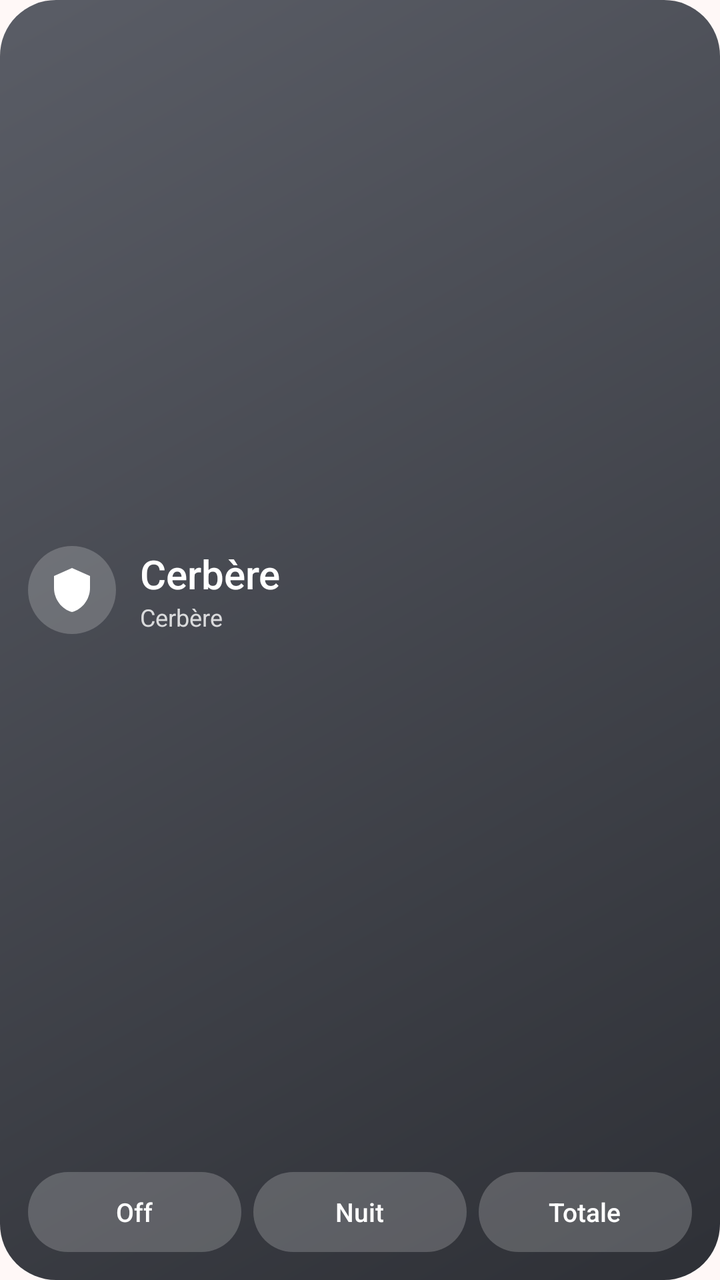
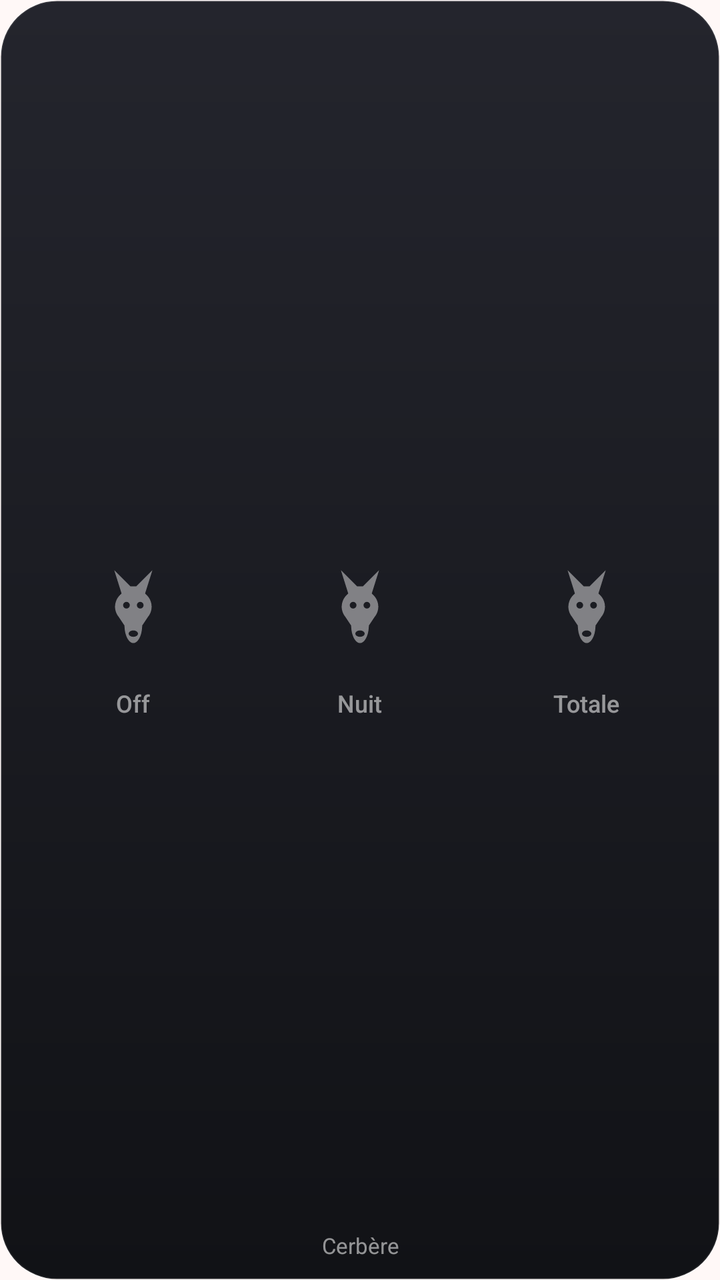

Screens rendered from an Android XML layout before and after an edit, with the pre-edit source and the edit as a unified diff.
<!-- AndroidManifest.xml: application theme Theme.Cerbere -->
<!-- res/layout/widget_alarm.xml -->
<?xml version="1.0" encoding="utf-8"?>
<LinearLayout xmlns:android="http://schemas.android.com/apk/res/android"
    android:id="@+id/root"
    android:layout_width="match_parent"
    android:layout_height="match_parent"
    android:background="@drawable/widget_bg_unknown"
    android:orientation="vertical"
    android:padding="14dp">

    <LinearLayout
        android:id="@+id/header"
        android:layout_width="match_parent"
        android:layout_height="0dp"
        android:layout_weight="1"
        android:gravity="center_vertical"
        android:orientation="horizontal">

        <FrameLayout
            android:layout_width="44dp"
            android:layout_height="44dp"
            android:background="@drawable/widget_icon_circle">

            <ImageView
                android:id="@+id/icon"
                android:layout_width="24dp"
                android:layout_height="24dp"
                android:layout_gravity="center"
                android:contentDescription="@null"
                android:src="@drawable/ic_shield" />
        </FrameLayout>

        <LinearLayout
            android:layout_width="0dp"
            android:layout_height="wrap_content"
            android:layout_marginStart="12dp"
            android:layout_weight="1"
            android:orientation="vertical">

            <TextView
                android:id="@+id/title"
                android:layout_width="wrap_content"
                android:layout_height="wrap_content"
                android:fontFamily="sans-serif-medium"
                android:maxLines="1"
                android:text="Cerbère"
                android:textColor="@color/widget_text"
                android:textSize="20sp" />

            <TextView
                android:id="@+id/subtitle"
                android:layout_width="wrap_content"
                android:layout_height="wrap_content"
                android:alpha="0.8"
                android:ellipsize="end"
                android:maxLines="1"
                android:text="Cerbère"
                android:textColor="@color/widget_text"
                android:textSize="12sp" />
        </LinearLayout>
    </LinearLayout>

    <LinearLayout
        android:layout_width="match_parent"
        android:layout_height="40dp"
        android:layout_marginTop="10dp"
        android:orientation="horizontal">

        <FrameLayout
            android:id="@+id/btn_off"
            android:layout_width="0dp"
            android:layout_height="match_parent"
            android:layout_weight="1"
            android:background="@drawable/widget_pill_off">

            <TextView
                android:id="@+id/txt_off"
                android:layout_width="wrap_content"
                android:layout_height="wrap_content"
                android:layout_gravity="center"
                android:fontFamily="sans-serif-medium"
                android:text="Off"
                android:textColor="@color/widget_text"
                android:textSize="13sp" />
        </FrameLayout>

        <FrameLayout
            android:id="@+id/btn_night"
            android:layout_width="0dp"
            android:layout_height="match_parent"
            android:layout_marginStart="6dp"
            android:layout_weight="1"
            android:background="@drawable/widget_pill_off">

            <TextView
                android:id="@+id/txt_night"
                android:layout_width="wrap_content"
                android:layout_height="wrap_content"
                android:layout_gravity="center"
                android:fontFamily="sans-serif-medium"
                android:text="Nuit"
                android:textColor="@color/widget_text"
                android:textSize="13sp" />
        </FrameLayout>

        <FrameLayout
            android:id="@+id/btn_on"
            android:layout_width="0dp"
            android:layout_height="match_parent"
            android:layout_marginStart="6dp"
            android:layout_weight="1"
            android:background="@drawable/widget_pill_off">

            <TextView
                android:id="@+id/txt_on"
                android:layout_width="wrap_content"
                android:layout_height="wrap_content"
                android:layout_gravity="center"
                android:fontFamily="sans-serif-medium"
                android:text="Totale"
                android:textColor="@color/widget_text"
                android:textSize="13sp" />
        </FrameLayout>
    </LinearLayout>
</LinearLayout>
<!-- resources referenced by this layout -->
<resources>
  <color name="widget_text">#FFFFFFFF</color>
  <!-- drawable ic_shield (drawable) -->
  <?xml version="1.0" encoding="utf-8"?>
  <vector xmlns:android="http://schemas.android.com/apk/res/android"
      android:width="24dp" android:height="24dp" android:viewportWidth="24" android:viewportHeight="24">
      <path android:fillColor="#FFFFFFFF" android:pathData="M12,1L3,5v6c0,5.55 3.84,10.74 9,12 5.16,-1.26 9,-6.45 9,-12V5l-9,-4z" />
  </vector>
  <!-- drawable widget_bg_unknown (drawable) -->
  <?xml version="1.0" encoding="utf-8"?>
  <shape xmlns:android="http://schemas.android.com/apk/res/android" android:shape="rectangle">
      <gradient android:angle="315" android:startColor="#5A5D66" android:endColor="#2E3036" />
      <corners android:radius="28dp" />
  </shape>
  <!-- drawable widget_icon_circle (drawable) -->
  <?xml version="1.0" encoding="utf-8"?>
  <shape xmlns:android="http://schemas.android.com/apk/res/android" android:shape="oval">
      <solid android:color="#33FFFFFF" />
  </shape>
  <!-- drawable widget_pill_off (drawable) -->
  <?xml version="1.0" encoding="utf-8"?>
  <shape xmlns:android="http://schemas.android.com/apk/res/android" android:shape="rectangle">
      <solid android:color="#33FFFFFF" />
      <corners android:radius="20dp" />
  </shape>
  <style name="Theme.Cerbere" parent="android:Theme.Material.Light.NoActionBar">
          <item name="android:windowBackground">@color/window_bg</item>
          <item name="android:statusBarColor">@android:color/transparent</item>
          <item name="android:navigationBarColor">@android:color/transparent</item>
      </style>
  <color name="window_bg">#FFF8F7</color>
</resources>

<!-- the commit's change to res/layout/widget_alarm.xml (unified diff, before → after) -->
@@ -3,122 +3,176 @@
     android:id="@+id/root"
     android:layout_width="match_parent"
     android:layout_height="match_parent"
-    android:background="@drawable/widget_bg_unknown"
+    android:background="@drawable/widget_bg"
     android:orientation="vertical"
-    android:padding="14dp">
+    android:paddingStart="10dp"
+    android:paddingTop="8dp"
+    android:paddingEnd="10dp"
+    android:paddingBottom="10dp">
 
     <LinearLayout
-        android:id="@+id/header"
         android:layout_width="match_parent"
         android:layout_height="0dp"
         android:layout_weight="1"
-        android:gravity="center_vertical"
         android:orientation="horizontal">
 
+    <LinearLayout
+        android:id="@+id/col_off"
+        android:layout_width="0dp"
+        android:layout_height="match_parent"
+        android:layout_weight="1"
+        android:gravity="center"
+        android:orientation="vertical">
+
         <FrameLayout
-            android:layout_width="44dp"
-            android:layout_height="44dp"
-            android:background="@drawable/widget_icon_circle">
+            android:layout_width="80dp"
+            android:layout_height="80dp">
 
             <ImageView
-                android:id="@+id/icon"
-                android:layout_width="24dp"
-                android:layout_height="24dp"
+                android:id="@+id/glow_off"
+                android:layout_width="match_parent"
+                android:layout_height="match_parent"
+                android:contentDescription="@null"
+                android:src="@drawable/widget_glow_off"
+                android:visibility="gone" />
+
+            <ImageView
+                android:id="@+id/head_on_off"
+                android:layout_width="34dp"
+                android:layout_height="61dp"
                 android:layout_gravity="center"
-                android:contentDescription="@null"
-                android:src="@drawable/ic_shield" />
+                android:contentDescription="Off"
+                android:src="@drawable/ic_dog_head"
+                android:visibility="gone" />
+
+            <ImageView
+                android:id="@+id/head_off_off"
+                android:layout_width="22dp"
+                android:layout_height="40dp"
+                android:layout_gravity="center"
+                android:alpha="0.45"
+                android:contentDescription="Off"
+                android:src="@drawable/ic_dog_head" />
         </FrameLayout>
 
-        <LinearLayout
-            android:layout_width="0dp"
+        <TextView
+            android:id="@+id/label_off"
+            android:layout_width="wrap_content"
             android:layout_height="wrap_content"
-            android:layout_marginStart="12dp"
-            android:layout_weight="1"
-            android:orientation="vertical">
-
-            <TextView
-                android:id="@+id/title"
-                android:layout_width="wrap_content"
-                android:layout_height="wrap_content"
-                android:fontFamily="sans-serif-medium"
-                android:maxLines="1"
-                android:text="Cerbère"
-                android:textColor="@color/widget_text"
-                android:textSize="20sp" />
-
-            <TextView
-                android:id="@+id/subtitle"
-                android:layout_width="wrap_content"
-                android:layout_height="wrap_content"
-                android:alpha="0.8"
-                android:ellipsize="end"
-                android:maxLines="1"
-                android:text="Cerbère"
-                android:textColor="@color/widget_text"
-                android:textSize="12sp" />
-        </LinearLayout>
+            android:fontFamily="sans-serif-medium"
+            android:text="Off"
+            android:textColor="@color/widget_dim"
+            android:textSize="12sp" />
     </LinearLayout>
 
     <LinearLayout
-        android:layout_width="match_parent"
-        android:layout_height="40dp"
-        android:layout_marginTop="10dp"
-        android:orientation="horizontal">
+        android:id="@+id/col_night"
+        android:layout_width="0dp"
+        android:layout_height="match_parent"
+        android:layout_weight="1"
+        android:gravity="center"
+        android:orientation="vertical">
 
         <FrameLayout
-            android:id="@+id/btn_off"
-            android:layout_width="0dp"
-            android:layout_height="match_parent"
-            android:layout_weight="1"
-            android:background="@drawable/widget_pill_off">
+            android:layout_width="80dp"
+            android:layout_height="80dp">
 
-            <TextView
-                android:id="@+id/txt_off"
-                android:layout_width="wrap_content"
-                android:layout_height="wrap_content"
+            <ImageView
+                android:id="@+id/glow_night"
+                android:layout_width="match_parent"
+                android:layout_height="match_parent"
+                android:contentDescription="@null"
+                android:src="@drawable/widget_glow_night"
+                android:visibility="gone" />
+
+            <ImageView
+                android:id="@+id/head_on_night"
+                android:layout_width="34dp"
+                android:layout_height="61dp"
                 android:layout_gravity="center"
-                android:fontFamily="sans-serif-medium"
-                android:text="Off"
-                android:textColor="@color/widget_text"
-                android:textSize="13sp" />
+                android:contentDescription="Nuit"
+                android:src="@drawable/ic_dog_head"
+                android:visibility="gone" />
+
+            <ImageView
+                android:id="@+id/head_off_night"
+                android:layout_width="22dp"
+                android:layout_height="40dp"
+                android:layout_gravity="center"
+                android:alpha="0.45"
+                android:contentDescription="Nuit"
+                android:src="@drawable/ic_dog_head" />
         </FrameLayout>
 
+        <TextView
+            android:id="@+id/label_night"
+            android:layout_width="wrap_content"
+            android:layout_height="wrap_content"
+            android:fontFamily="sans-serif-medium"
+            android:text="Nuit"
+            android:textColor="@color/widget_dim"
+            android:textSize="12sp" />
+    </LinearLayout>
+
+    <LinearLayout
+        android:id="@+id/col_on"
+        android:layout_width="0dp"
+        android:layout_height="match_parent"
+        android:layout_weight="1"
+        android:gravity="center"
+        android:orientation="vertical">
+
         <FrameLayout
-            android:id="@+id/btn_night"
-            android:layout_width="0dp"
-            android:layout_height="match_parent"
-            android:layout_marginStart="6dp"
-            android:layout_weight="1"
-            android:background="@drawable/widget_pill_off">
+            android:layout_width="80dp"
+            android:layout_height="80dp">
 
-            <TextView
-                android:id="@+id/txt_night"
-                android:layout_width="wrap_content"
-                android:layout_height="wrap_content"
+            <ImageView
+                android:id="@+id/glow_on"
+                android:layout_width="match_parent"
+                android:layout_height="match_parent"
+                android:contentDescription="@null"
+                android:src="@drawable/widget_glow_on"
+                android:visibility="gone" />
+
+            <ImageView
+                android:id="@+id/head_on_on"
+                android:layout_width="34dp"
+                android:layout_height="61dp"
                 android:layout_gravity="center"
-                android:fontFamily="sans-serif-medium"
-                android:text="Nuit"
-                android:textColor="@color/widget_text"
-                android:textSize="13sp" />
+                android:contentDescription="Totale"
+                android:src="@drawable/ic_dog_head"
+                android:visibility="gone" />
+
+            <ImageView
+                android:id="@+id/head_off_on"
+                android:layout_width="22dp"
+                android:layout_height="40dp"
+                android:layout_gravity="center"
+                android:alpha="0.45"
+                android:contentDescription="Totale"
+                android:src="@drawable/ic_dog_head" />
         </FrameLayout>
 
-        <FrameLayout
-            android:id="@+id/btn_on"
-            android:layout_width="0dp"
-            android:layout_height="match_parent"
-            android:layout_marginStart="6dp"
-            android:layout_weight="1"
-            android:background="@drawable/widget_pill_off">
+        <TextView
+            android:id="@+id/label_on"
+            android:layout_width="wrap_content"
+            android:layout_height="wrap_content"
+            android:fontFamily="sans-serif-medium"
+            android:text="Totale"
+            android:textColor="@color/widget_dim"
+            android:textSize="12sp" />
+    </LinearLayout>
 
-            <TextView
-                android:id="@+id/txt_on"
-                android:layout_width="wrap_content"
-                android:layout_height="wrap_content"
-                android:layout_gravity="center"
-                android:fontFamily="sans-serif-medium"
-                android:text="Totale"
-                android:textColor="@color/widget_text"
-                android:textSize="13sp" />
-        </FrameLayout>
     </LinearLayout>
+
+    <TextView
+        android:id="@+id/subtitle"
+        android:layout_width="match_parent"
+        android:layout_height="wrap_content"
+        android:ellipsize="end"
+        android:gravity="center"
+        android:maxLines="1"
+        android:text="Cerbère"
+        android:textColor="@color/widget_dim"
+        android:textSize="11sp" />
 </LinearLayout>
<!-- resource entries referenced after the edit -->
@@ -1,28 +1,38 @@
 <!-- resources referenced by this layout -->
 <resources>
-  <color name="widget_text">#FFFFFFFF</color>
-  <!-- drawable ic_shield (drawable) -->
+  <color name="widget_dim">#8CFFFFFF</color>
+  <!-- drawable ic_dog_head (drawable) -->
   <?xml version="1.0" encoding="utf-8"?>
   <vector xmlns:android="http://schemas.android.com/apk/res/android"
-      android:width="24dp" android:height="24dp" android:viewportWidth="24" android:viewportHeight="24">
-      <path android:fillColor="#FFFFFFFF" android:pathData="M12,1L3,5v6c0,5.55 3.84,10.74 9,12 5.16,-1.26 9,-6.45 9,-12V5l-9,-4z" />
+      android:width="30dp" android:height="54dp" android:viewportWidth="30" android:viewportHeight="54">
+      <group android:translateX="-39" android:translateY="-23">
+          <path android:fillColor="#FFFFFFFF" android:fillType="evenOdd" android:pathData="M46,41 L41,25 L52,36 L56,36 L67,25 L62,41 C67,45 68,52 64,57 L60,63 C60,70 57,75 54,75 C51,75 48,70 48,63 L44,57 C40,52 41,45 46,41 Z M47.0,49.0 a2.3,2.3 0 1,0 4.6,0 a2.3,2.3 0 1,0 -4.6,0 Z M56.4,49.0 a2.3,2.3 0 1,0 4.6,0 a2.3,2.3 0 1,0 -4.6,0 Z M50.8,68.5 a3.2,2.2 0 1,0 6.4,0 a3.2,2.2 0 1,0 -6.4,0 Z" />
+      </group>
   </vector>
-  <!-- drawable widget_bg_unknown (drawable) -->
+  <!-- drawable widget_bg (drawable) -->
   <?xml version="1.0" encoding="utf-8"?>
   <shape xmlns:android="http://schemas.android.com/apk/res/android" android:shape="rectangle">
-      <gradient android:angle="315" android:startColor="#5A5D66" android:endColor="#2E3036" />
+      <gradient android:angle="290" android:startColor="#FF24252D" android:endColor="#FF111216" />
+      <stroke android:width="1dp" android:color="#14FFFFFF" />
       <corners android:radius="28dp" />
   </shape>
-  <!-- drawable widget_icon_circle (drawable) -->
+  <!-- drawable widget_glow_night (drawable) -->
   <?xml version="1.0" encoding="utf-8"?>
   <shape xmlns:android="http://schemas.android.com/apk/res/android" android:shape="oval">
-      <solid android:color="#33FFFFFF" />
+      <gradient android:type="radial" android:gradientRadius="40dp"
+          android:startColor="#B35B5FE0" android:centerColor="#405B5FE0" android:endColor="#005B5FE0" />
   </shape>
-  <!-- drawable widget_pill_off (drawable) -->
+  <!-- drawable widget_glow_off (drawable) -->
   <?xml version="1.0" encoding="utf-8"?>
-  <shape xmlns:android="http://schemas.android.com/apk/res/android" android:shape="rectangle">
-      <solid android:color="#33FFFFFF" />
-      <corners android:radius="20dp" />
+  <shape xmlns:android="http://schemas.android.com/apk/res/android" android:shape="oval">
+      <gradient android:type="radial" android:gradientRadius="40dp"
+          android:startColor="#B32BB39A" android:centerColor="#402BB39A" android:endColor="#002BB39A" />
+  </shape>
+  <!-- drawable widget_glow_on (drawable) -->
+  <?xml version="1.0" encoding="utf-8"?>
+  <shape xmlns:android="http://schemas.android.com/apk/res/android" android:shape="oval">
+      <gradient android:type="radial" android:gradientRadius="40dp"
+          android:startColor="#B3E5485E" android:centerColor="#40E5485E" android:endColor="#00E5485E" />
   </shape>
   <style name="Theme.Cerbere" parent="android:Theme.Material.Light.NoActionBar">
           <item name="android:windowBackground">@color/window_bg</item>
